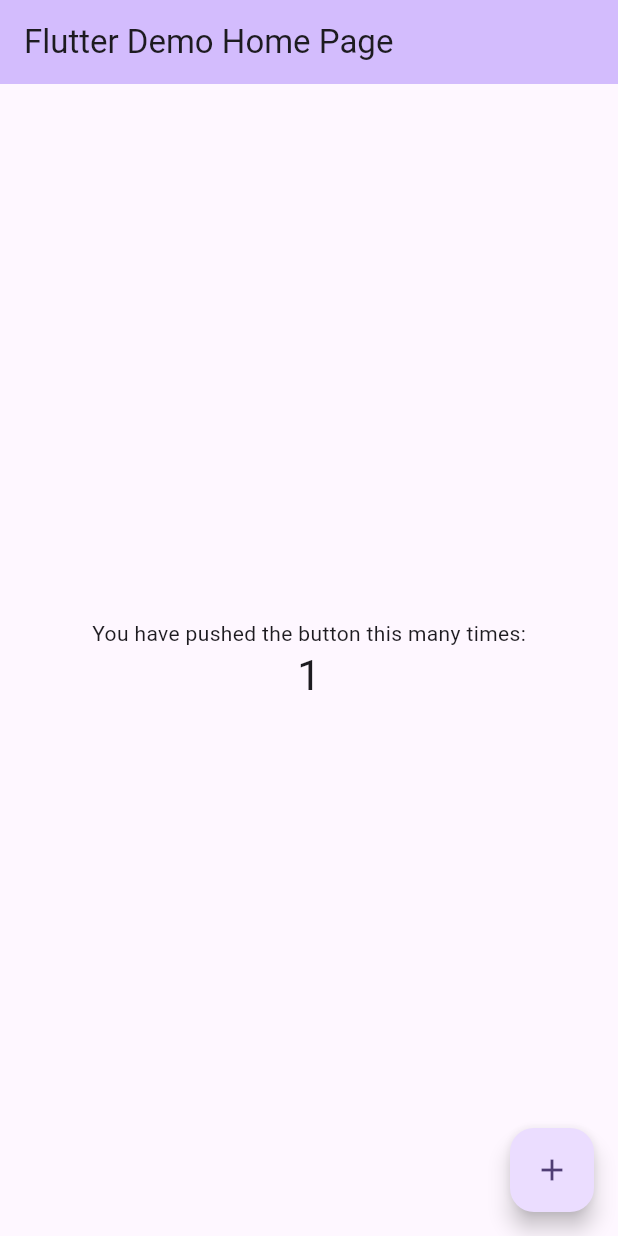
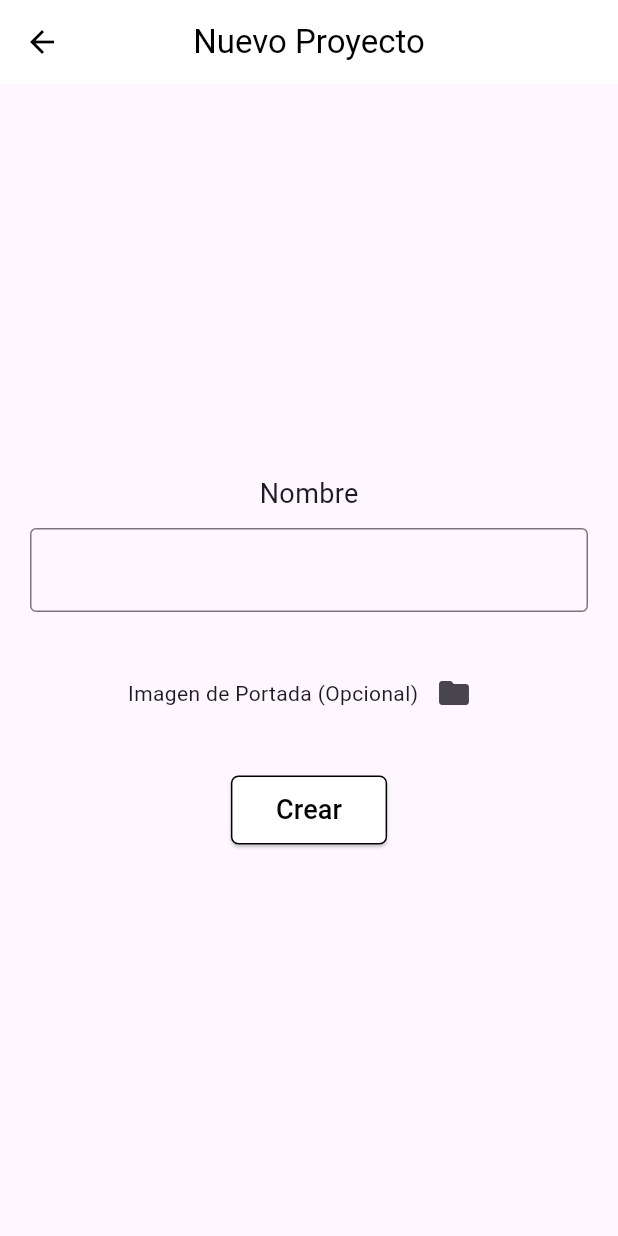
Before and after one commit to EndlessGG/PhotoPost, a Flutter app: the screen it shows after launch, after a tap on the "add" icon, on a phone screen of 412 x 824 dp. Run offline on Flutter 3.47's test engine with Material 3 defaults, Android fonts, the phone set to English and light mode, and no system bars.

Commit message:
Se agrego la interfaz para poder crear un nuevo proyecto.

```diff
--- a/frontend/lib/main.dart
+++ b/frontend/lib/main.dart
@@ -1,4 +1,5 @@
 import 'package:flutter/material.dart';
+import './view/home/home.dart'; // Asegúrate de importar correctamente HomeView
 
 void main() {
   runApp(const MyApp());
@@ -7,119 +8,15 @@ void main() {
 class MyApp extends StatelessWidget {
   const MyApp({super.key});
 
-  // This widget is the root of your application.
   @override
   Widget build(BuildContext context) {
     return MaterialApp(
       title: 'Flutter Demo',
       theme: ThemeData(
-        // This is the theme of your application.
-        //
-        // TRY THIS: Try running your application with "flutter run". You'll see
-        // the application has a purple toolbar. Then, without quitting the app,
-        // try changing the seedColor in the colorScheme below to Colors.green
-        // and then invoke "hot reload" (save your changes or press the "hot
-        // reload" button in a Flutter-supported IDE, or press "r" if you used
-        // the command line to start the app).
-        //
-        // Notice that the counter didn't reset back to zero; the application
-        // state is not lost during the reload. To reset the state, use hot
-        // restart instead.
-        //
-        // This works for code too, not just values: Most code changes can be
-        // tested with just a hot reload.
         colorScheme: ColorScheme.fromSeed(seedColor: Colors.deepPurple),
         useMaterial3: true,
       ),
-      home: const MyHomePage(title: 'Flutter Demo Home Page'),
+      home: HomeView(), // Establece HomeView como la vista inicial
     );
   }
 }
-
-class MyHomePage extends StatefulWidget {
-  const MyHomePage({super.key, required this.title});
-
-  // This widget is the home page of your application. It is stateful, meaning
-  // that it has a State object (defined below) that contains fields that affect
-  // how it looks.
-
-  // This class is the configuration for the state. It holds the values (in this
-  // case the title) provided by the parent (in this case the App widget) and
-  // used by the build method of the State. Fields in a Widget subclass are
-  // always marked "final".
-
-  final String title;
-
-  @override
-  State<MyHomePage> createState() => _MyHomePageState();
-}
-
-class _MyHomePageState extends State<MyHomePage> {
-  int _counter = 0;
-
-  void _incrementCounter() {
-    setState(() {
-      // This call to setState tells the Flutter framework that something has
-      // changed in this State, which causes it to rerun the build method below
-      // so that the display can reflect the updated values. If we changed
-      // _counter without calling setState(), then the build method would not be
-      // called again, and so nothing would appear to happen.
-      _counter++;
-    });
-  }
-
-  @override
-  Widget build(BuildContext context) {
-    // This method is rerun every time setState is called, for instance as done
-    // by the _incrementCounter method above.
-    //
-    // The Flutter framework has been optimized to make rerunning build methods
-    // fast, so that you can just rebuild anything that needs updating rather
-    // than having to individually change instances of widgets.
-    return Scaffold(
-      appBar: AppBar(
-        // TRY THIS: Try changing the color here to a specific color (to
-        // Colors.amber, perhaps?) and trigger a hot reload to see the AppBar
-        // change color while the other colors stay the same.
-        backgroundColor: Theme.of(context).colorScheme.inversePrimary,
-        // Here we take the value from the MyHomePage object that was created by
-        // the App.build method, and use it to set our appbar title.
-        title: Text(widget.title),
-      ),
-      body: Center(
-        // Center is a layout widget. It takes a single child and positions it
-        // in the middle of the parent.
-        child: Column(
-          // Column is also a layout widget. It takes a list of children and
-          // arranges them vertically. By default, it sizes itself to fit its
-          // children horizontally, and tries to be as tall as its parent.
-          //
-          // Column has various properties to control how it sizes itself and
-          // how it positions its children. Here we use mainAxisAlignment to
-          // center the children vertically; the main axis here is the vertical
-          // axis because Columns are vertical (the cross axis would be
-          // horizontal).
-          //
-          // TRY THIS: Invoke "debug painting" (choose the "Toggle Debug Paint"
-          // action in the IDE, or press "p" in the console), to see the
-          // wireframe for each widget.
-          mainAxisAlignment: MainAxisAlignment.center,
-          children: <Widget>[
-            const Text(
-              'You have pushed the button this many times:',
-            ),
-            Text(
-              '$_counter',
-              style: Theme.of(context).textTheme.headlineMedium,
-            ),
-          ],
-        ),
-      ),
-      floatingActionButton: FloatingActionButton(
-        onPressed: _incrementCounter,
-        tooltip: 'Increment',
-        child: const Icon(Icons.add),
-      ), // This trailing comma makes auto-formatting nicer for build methods.
-    );
-  }
-}
--- a/frontend/lib/view/home/home.dart
+++ b/frontend/lib/view/home/home.dart
@@ -1,4 +1,5 @@
 import 'package:flutter/material.dart';
+import '../new_project/new_project.dart';
 
 class HomeView extends StatelessWidget {
   @override
@@ -20,7 +21,7 @@ class HomeView extends StatelessWidget {
         ),
       ),
       drawer: Drawer(
-        //  menú lateral
+        // Menú lateral
         child: ListView(
           children: <Widget>[
             DrawerHeader(
@@ -54,7 +55,6 @@ class HomeView extends StatelessWidget {
         padding: const EdgeInsets.all(16.0),
         child: Column(
           children: [
-            // Espacio para la lista de proyectos
             Expanded(
               child: ListView(
                 children: [
@@ -70,6 +70,12 @@ class HomeView extends StatelessWidget {
       floatingActionButton: FloatingActionButton(
         onPressed: () {
           // Acción para agregar un nuevo proyecto
+          Navigator.push(
+            context,
+            MaterialPageRoute(
+                builder: (context) =>
+                    NewProjectView()), // Navegación a NewProjectView
+          );
         },
         child: Icon(Icons.add),
       ),
@@ -85,7 +91,7 @@ class HomeView extends StatelessWidget {
           crossAxisAlignment: CrossAxisAlignment.start,
           children: [
             Container(
-              height: 100, // Altura de la imagen simulada
+              height: 100,
               color: Colors.grey[300],
               child: Center(
                 child: Icon(Icons.image, size: 50, color: Colors.grey[500]),
--- /dev/null
+++ b/frontend/lib/view/new_project/new_project.dart
@@ -0,0 +1,80 @@
+import 'package:flutter/material.dart';
+
+class NewProjectView extends StatelessWidget {
+  @override
+  Widget build(BuildContext context) {
+    return Scaffold(
+      appBar: AppBar(
+        backgroundColor: Colors.white,
+        elevation: 0, // Remove shadow under the AppBar
+        leading: IconButton(
+          icon: Icon(Icons.arrow_back, color: Colors.black),
+          onPressed: () {
+            Navigator.pop(context); // Go back to the previous screen
+          },
+        ),
+        title: Text(
+          'Nuevo Proyecto',
+          style: TextStyle(color: Colors.black),
+        ),
+        centerTitle: true,
+      ),
+      body: Padding(
+        padding: const EdgeInsets.all(20.0),
+        child: Column(
+          mainAxisAlignment: MainAxisAlignment.center,
+          crossAxisAlignment: CrossAxisAlignment.center,
+          children: [
+            // Project name input field
+            Text(
+              'Nombre',
+              style: TextStyle(fontSize: 18),
+            ),
+            SizedBox(height: 10),
+            TextField(
+              decoration: InputDecoration(
+                border: OutlineInputBorder(),
+              ),
+            ),
+            SizedBox(height: 30),
+            // Image upload section
+            Row(
+              mainAxisAlignment: MainAxisAlignment.center,
+              children: [
+                Text('Imagen de Portada (Opcional)'),
+                IconButton(
+                  icon: Icon(Icons.folder),
+                  onPressed: () {
+                    // Handle image selection
+                  },
+                ),
+              ],
+            ),
+            SizedBox(height: 30),
+            // Create button
+            ElevatedButton(
+              onPressed: () {
+                // Handle create project action
+              },
+              style: ElevatedButton.styleFrom(
+                padding: EdgeInsets.symmetric(vertical: 10, horizontal: 30),
+                backgroundColor: Colors.white,
+                shape: RoundedRectangleBorder(
+                  borderRadius: BorderRadius.circular(5),
+                  side: BorderSide(color: Colors.black), // Add a border
+                ), // White background for the button
+              ),
+              child: Text(
+                'Crear',
+                style: TextStyle(
+                  color: Colors.black, // Black text color
+                  fontSize: 18,
+                ),
+              ),
+            ),
+          ],
+        ),
+      ),
+    );
+  }
+}
```
